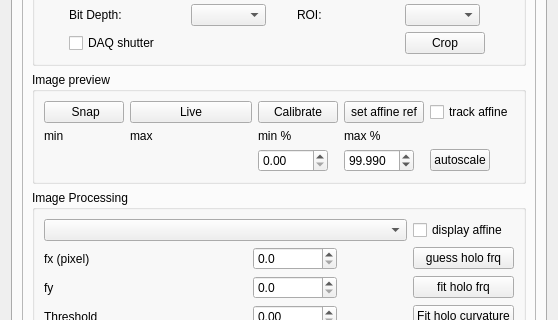
First picture: the form in micromanager_gui/_ui/micromanager_gui.ui, repository QI2lab/napari-micromanager, before the edit; both pictures show x 0 to 558 and y 441 to 761 of the 558 by 1397 pixel window.
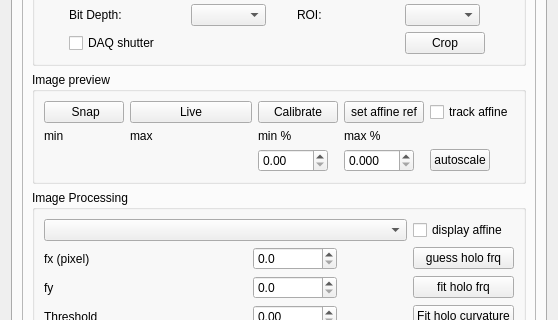
Second picture: the form after the edit.

Diff of the .ui file:
```diff
--- a/micromanager_gui/_ui/micromanager_gui.ui
+++ b/micromanager_gui/_ui/micromanager_gui.ui
@@ -964,7 +964,7 @@
                 <double>0.100000000000000</double>
                </property>
                <property name="value">
-                <double>99.989999999999995</double>
+                <double>0.000000000000000</double>
                </property>
               </widget>
              </item>
```
